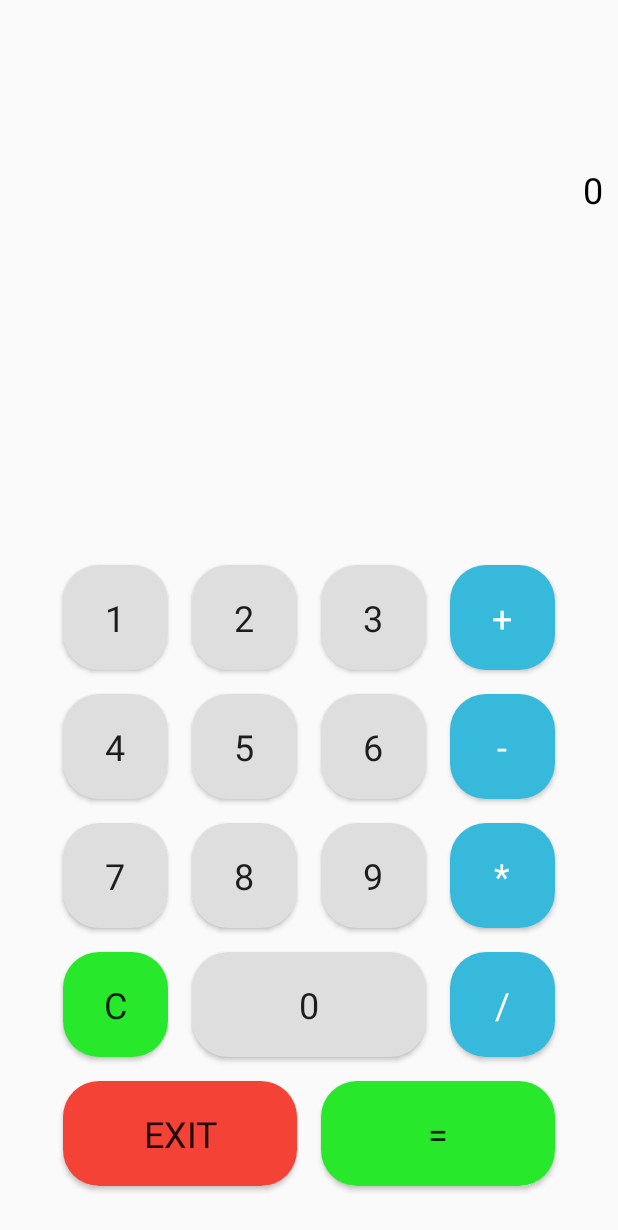
After one commit to syamil09/my_profile_app, an Android app: the CalculatorActivity screen opened directly, with no data from a screen before it, on a phone screen of 412 x 824 dp. The commit adds this screen. Shown: the top 1230 px of the screen. Run offline under Robolectric (Android 15) with nearby library versions, the phone set to English and light mode, and no system bars; our stand-ins replace data binding.

Commit message:
add calculator

```diff
--- a/app/build.gradle
+++ b/app/build.gradle
@@ -3,6 +3,7 @@ apply plugin: 'com.android.application'
 android {
     compileSdkVersion 30
     buildToolsVersion "30.0.1"
+    dataBinding.enabled = true
 
     defaultConfig {
         applicationId "com.example.tugaspb"
--- /dev/null
+++ b/app/src/main/java/com/example/tugaspb/CalculatorActivity.java
@@ -0,0 +1,243 @@
+package com.example.tugaspb;
+
+import androidx.appcompat.app.AppCompatActivity;
+
+import android.content.Intent;
+import android.os.Bundle;
+import android.view.View;
+import android.widget.Button;
+import android.widget.EditText;
+import android.widget.TextView;
+
+import com.example.tugaspb.databinding.ActivityCalculatorBindingImpl;
+
+import java.text.DecimalFormat;
+
+public class CalculatorActivity extends AppCompatActivity {
+
+    private String display = "0";
+    private double valueOne = Double.NaN;
+    private double valueTwo;
+    private char currentAction = '\0';
+
+    private DecimalFormat df;
+
+    private Button btn1, btn2, btn3, btn4, btn5, btn6, btn7, btn8, btn9, btn0,
+                    btnClear, btnAdd, btnSubtract, btnMultiply, btnDivide,
+                    btnEqual, btnExit;
+    private EditText etDisplay;
+    private TextView txtAction;
+
+    @Override
+    protected void onCreate(Bundle savedInstanceState) {
+        super.onCreate(savedInstanceState);
+        setContentView(R.layout.activity_calculator);
+        df = new DecimalFormat("#.##########");
+        init();
+        concate(display);
+        clickNum();
+        clickAction();
+
+        btnClear.setOnClickListener(new View.OnClickListener() {
+            @Override
+            public void onClick(View view) {
+                clear();
+            }
+        });
+        btnExit.setOnClickListener(new View.OnClickListener() {
+            @Override
+            public void onClick(View view) {
+                Intent i = new Intent(CalculatorActivity.this, ProfileActivity.class);
+                startActivity(i);
+            }
+        });
+
+    }
+
+    public void init() {
+        btn0 = (Button)findViewById(R.id.btn_0);
+        btn1 = (Button)findViewById(R.id.btn_1);
+        btn2 = (Button)findViewById(R.id.btn_2);
+        btn3 = (Button)findViewById(R.id.btn_3);
+        btn4 = (Button)findViewById(R.id.btn_4);
+        btn5 = (Button)findViewById(R.id.btn_5);
+        btn6 = (Button)findViewById(R.id.btn_6);
+        btn7 = (Button)findViewById(R.id.btn_7);
+        btn8 = (Button)findViewById(R.id.btn_8);
+        btn9 = (Button)findViewById(R.id.btn_9);
+
+        btnAdd = (Button)findViewById(R.id.btnAdd);
+        btnSubtract = (Button)findViewById(R.id.btnSubtract);
+        btnMultiply = (Button)findViewById(R.id.btnMultiply);
+        btnDivide = (Button)findViewById(R.id.btnDivide);
+        btnEqual = (Button)findViewById(R.id.btnEqual);
+        btnExit = (Button)findViewById(R.id.btnExit);
+        btnClear = (Button)findViewById(R.id.btnClear);
+
+        etDisplay = (EditText)findViewById(R.id.etDisplay);
+        txtAction = (TextView)findViewById(R.id.txtAction);
+    }
+
+    public void concate(String num) {
+        String etDis = (etDisplay.getText().toString()).replace(',', '.');
+//        if (currentAction != '\0') {
+//            try {
+//                if (valueOne == Double.parseDouble(etDis))
+//                    display = num;
+//            } catch (Exception e) {}
+//        } else if (display.equals("0"))
+//            display = num;
+//         else
+//            display += num;
+        display = display.equals("0") ? num : display+num;
+
+        etDisplay.setText(display);
+    }
+
+    public void clickNum() {
+        btn0.setOnClickListener(new View.OnClickListener() {
+            @Override
+            public void onClick(View view) {
+               concate("0");
+            }
+        });
+        btn1.setOnClickListener(new View.OnClickListener() {
+            @Override
+            public void onClick(View view) {
+                concate("1");
+            }
+        });
+        btn2.setOnClickListener(new View.OnClickListener() {
+            @Override
+            public void onClick(View view) {
+                concate("2");
+            }
+        });
+        btn3.setOnClickListener(new View.OnClickListener() {
+            @Override
+            public void onClick(View view) {
+                concate("3");
+            }
+        });
+        btn4.setOnClickListener(new View.OnClickListener() {
+            @Override
+            public void onClick(View view) {
+                concate("4");
+            }
+        });
+        btn5.setOnClickListener(new View.OnClickListener() {
+            @Override
+            public void onClick(View view) {
+                concate("5");
+            }
+        });
+        btn6.setOnClickListener(new View.OnClickListener() {
+            @Override
+            public void onClick(View view) {
+                concate("6");
+            }
+        });
+        btn7.setOnClickListener(new View.OnClickListener() {
+            @Override
+            public void onClick(View view) {
+                concate("7");
+            }
+        });
+        btn8.setOnClickListener(new View.OnClickListener() {
+            @Override
+            public void onClick(View view) {
+                concate("8");
+            }
+        });
+        btn9.setOnClickListener(new View.OnClickListener() {
+            @Override
+            public void onClick(View view) {
+                concate("9");
+            }
+        });
+    }
+
+    public void clickAction() {
+        btnAdd.setOnClickListener(new View.OnClickListener() {
+            @Override
+            public void onClick(View view) {
+                currentAction = '+';
+                computeCalculation(currentAction, etDisplay.getText().toString());
+            }
+        });
+        btnSubtract.setOnClickListener(new View.OnClickListener() {
+            @Override
+            public void onClick(View view) {
+                currentAction = '-';
+                computeCalculation(currentAction, etDisplay.getText().toString());
+            }
+        });
+        btnMultiply.setOnClickListener(new View.OnClickListener() {
+            @Override
+            public void onClick(View view) {
+                currentAction = '*';
+                computeCalculation(currentAction, etDisplay.getText().toString());
+            }
+        });
+        btnDivide.setOnClickListener(new View.OnClickListener() {
+            @Override
+            public void onClick(View view) {
+                currentAction = '/';
+                computeCalculation(currentAction, etDisplay.getText().toString());
+            }
+        });
+        btnEqual.setOnClickListener(new View.OnClickListener() {
+            @Override
+            public void onClick(View view) {
+                result();
+            }
+        });
+    }
+
+    public void clear() {
+        if (display.length() > 1) {
+            CharSequence currentText = etDisplay.getText();
+            display = String.valueOf(currentText.subSequence(0, currentText.length()-1));
+            etDisplay.setText(currentText.subSequence(0, currentText.length()-1));
+        } else {
+            valueOne = Double.NaN;
+            valueTwo = Double.NaN;
+            display = "0";
+            etDisplay.setText("0");
+            txtAction.setText("");
+        }
+    }
+
+    public void computeCalculation(char action, String value) {
+        if (!value.isEmpty() && action != '\0') {
+            value = value.replace(',', '.');
+            // if valueOne is exists just change the action
+            valueOne = Double.isNaN(valueOne) ? Double.parseDouble(value) : valueOne;
+            display = "";
+            txtAction.setText(df.format(valueOne)+String.valueOf(action));
+            etDisplay.setText("0");
+        }
+    }
+
+    public void result() {
+        valueTwo = Double.parseDouble(etDisplay.getText().toString());
+        if (currentAction != '\0') {
+            switch (currentAction) {
+                case '+' :
+                    valueOne = this.valueOne + valueTwo;break;
+                case '-' :
+                    valueOne = this.valueOne - valueTwo;break;
+                case '*' :
+                    valueOne = this.valueOne * valueTwo;break;
+                case '/' :
+                    valueOne = this.valueOne / valueTwo;break;
+            }
+            etDisplay.setText(df.format(valueOne));
+            txtAction.setText("");
+            currentAction = '\0';
+            valueOne = Double.NaN;
+            display = "";
+        }
+
+    }
+}
--- a/app/src/main/java/com/example/tugaspb/ProfileActivity.java
+++ b/app/src/main/java/com/example/tugaspb/ProfileActivity.java
@@ -11,7 +11,7 @@ import android.widget.Button;
 
 public class ProfileActivity extends AppCompatActivity {
 
-    private Button btnClose, btnQuiz;
+    private Button btnClose, btnQuiz, btnCalculator;
 
     @Override
     protected void onCreate(Bundle savedInstanceState) {
@@ -20,6 +20,8 @@ public class ProfileActivity extends AppCompatActivity {
 
         btnClose = (Button) findViewById(R.id.btn_close);
         btnQuiz = (Button) findViewById(R.id.btn_quiz);
+        btnCalculator = (Button) findViewById(R.id.btn_calculator);
+
         btnClose.setOnClickListener(new View.OnClickListener() {
             public void onClick(View view) {
                 showDialog();
@@ -30,6 +32,13 @@ public class ProfileActivity extends AppCompatActivity {
             @Override
             public void onClick(View view) {
                 startActivity(new Intent(ProfileActivity.this, LoginActivity.class));
+            }
+        });
+
+        btnCalculator.setOnClickListener(new View.OnClickListener() {
+            @Override
+            public void onClick(View view) {
+                startActivity(new Intent(ProfileActivity.this, CalculatorActivity.class));
             }
         });
     }
--- a/app/src/main/res/drawable/btn_rounded.xml
+++ b/app/src/main/res/drawable/btn_rounded.xml
@@ -3,8 +3,8 @@
     xmlns:android="http://schemas.android.com/apk/res/android"
     android:shape="rectangle">
     <solid android:color="@color/colorPrimary"></solid>
-    <corners android:bottomRightRadius="32dp"
-        android:bottomLeftRadius="32dp"
-        android:topRightRadius="32dp"
-        android:topLeftRadius="32dp"></corners>
+    <corners android:bottomRightRadius="24dp"
+        android:bottomLeftRadius="24dp"
+        android:topRightRadius="24dp"
+        android:topLeftRadius="24dp"></corners>
 </shape>
--- /dev/null
+++ b/app/src/main/res/layout/activity_calculator.xml
@@ -0,0 +1,279 @@
+<?xml version="1.0" encoding="utf-8"?>
+<layout xmlns:android="http://schemas.android.com/apk/res/android"
+    xmlns:app="http://schemas.android.com/apk/res-auto"
+    xmlns:tools="http://schemas.android.com/tools">
+    <androidx.constraintlayout.widget.ConstraintLayout android:layout_width="match_parent"
+    android:layout_height="match_parent"
+    tools:context=".CalculatorActivity">
+
+        <androidx.constraintlayout.widget.ConstraintLayout
+            android:layout_width="wrap_content"
+            android:layout_height="450dp"
+            android:layout_marginBottom="16dp"
+            android:clipToPadding="false"
+            android:padding="3mm"
+            app:layout_constraintBottom_toBottomOf="parent"
+            app:layout_constraintEnd_toEndOf="parent"
+            app:layout_constraintStart_toStartOf="parent">
+
+            <Button
+                android:id="@+id/btn_3"
+                android:layout_width="70dp"
+                android:layout_height="70dp"
+                android:layout_marginStart="16dp"
+                android:background="@drawable/btn_rounded"
+                android:backgroundTint="@color/light_grey"
+                android:fontFamily="sans-serif"
+                android:text="3"
+                android:textSize="24sp"
+                app:layout_constraintStart_toEndOf="@+id/btn_2"
+                app:layout_constraintTop_toTopOf="parent" />
+
+            <Button
+                android:id="@+id/btn_2"
+                android:layout_width="70dp"
+                android:layout_height="70dp"
+                android:layout_marginStart="16dp"
+                android:background="@drawable/btn_rounded"
+                android:backgroundTint="@color/light_grey"
+                android:fontFamily="sans-serif"
+                android:text="2"
+                android:textSize="24sp"
+                app:layout_constraintStart_toEndOf="@+id/btn_1"
+                app:layout_constraintTop_toTopOf="parent" />
+
+            <Button
+                android:id="@+id/btn_1"
+                android:layout_width="70dp"
+                android:layout_height="70dp"
+                android:background="@drawable/btn_rounded"
+                android:backgroundTint="@color/light_grey"
+                android:fontFamily="sans-serif"
+                android:text="1"
+                android:textSize="24sp"
+                app:layout_constraintStart_toStartOf="parent"
+                app:layout_constraintTop_toTopOf="parent" />
+
+            <Button
+                android:id="@+id/btn_4"
+                android:layout_width="70dp"
+                android:layout_height="70dp"
+                android:layout_marginTop="16dp"
+                android:background="@drawable/btn_rounded"
+                android:backgroundTint="@color/light_grey"
+                android:fontFamily="sans-serif"
+                android:text="4"
+                android:textSize="24sp"
+                app:layout_constraintStart_toStartOf="parent"
+                app:layout_constraintTop_toBottomOf="@+id/btn_1" />
+
+            <Button
+                android:id="@+id/btnAdd"
+                android:layout_width="70dp"
+                android:layout_height="70dp"
+                android:layout_marginStart="16dp"
+                android:background="@drawable/btn_rounded"
+                android:fontFamily="sans-serif"
+                android:text="+"
+                android:textColor="@color/white"
+                android:textSize="24sp"
+                app:layout_constraintStart_toEndOf="@+id/btn_3"
+                app:layout_constraintTop_toTopOf="parent" />
+
+            <Button
+                android:id="@+id/btn_5"
+                android:layout_width="70dp"
+                android:layout_height="70dp"
+                android:layout_marginStart="16dp"
+                android:layout_marginTop="16dp"
+                android:background="@drawable/btn_rounded"
+                android:backgroundTint="@color/light_grey"
+                android:fontFamily="sans-serif"
+                android:text="5"
+                android:textSize="24sp"
+                app:layout_constraintStart_toEndOf="@+id/btn_4"
+                app:layout_constraintTop_toBottomOf="@+id/btn_2" />
+
+            <Button
+                android:id="@+id/btn_6"
+                android:layout_width="70dp"
+                android:layout_height="70dp"
+                android:layout_marginStart="16dp"
+                android:layout_marginTop="16dp"
+                android:background="@drawable/btn_rounded"
+                android:backgroundTint="@color/light_grey"
+                android:fontFamily="sans-serif"
+                android:text="6"
+                android:textSize="24sp"
+                app:layout_constraintStart_toEndOf="@+id/btn_5"
+                app:layout_constraintTop_toBottomOf="@+id/btn_3" />
+
+            <Button
+                android:id="@+id/btnSubtract"
+                android:layout_width="70dp"
+                android:layout_height="70dp"
+                android:layout_marginStart="16dp"
+                android:layout_marginTop="16dp"
+                android:background="@drawable/btn_rounded"
+                android:fontFamily="sans-serif"
+                android:text="-"
+                android:textColor="@color/white"
+                android:textSize="24sp"
+                app:layout_constraintStart_toEndOf="@+id/btn_6"
+                app:layout_constraintTop_toBottomOf="@+id/btnAdd" />
+
+            <Button
+                android:id="@+id/btn_7"
+                android:layout_width="70dp"
+                android:layout_height="70dp"
+                android:layout_marginTop="16dp"
+                android:background="@drawable/btn_rounded"
+                android:backgroundTint="@color/light_grey"
+                android:fontFamily="sans-serif"
+                android:text="7"
+                android:textSize="24sp"
+                app:layout_constraintStart_toStartOf="parent"
+                app:layout_constraintTop_toBottomOf="@+id/btn_4" />
+
+            <Button
+                android:id="@+id/btnClear"
+                android:layout_width="70dp"
+                android:layout_height="70dp"
+                android:layout_marginTop="16dp"
+                android:background="@drawable/btn_rounded"
+                android:backgroundTint="@color/green"
+                android:fontFamily="sans-serif"
+                android:text="C"
+                android:textSize="24sp"
+                app:layout_constraintStart_toStartOf="parent"
+                app:layout_constraintTop_toBottomOf="@+id/btn_7" />
+
+            <Button
+                android:id="@+id/btnExit"
+                android:layout_width="156dp"
+                android:layout_height="70dp"
+                android:layout_marginTop="16dp"
+                android:background="@drawable/btn_rounded"
+                android:backgroundTint="@color/red"
+                android:fontFamily="sans-serif"
+                android:text="EXIT"
+                android:textSize="24sp"
+                app:layout_constraintStart_toStartOf="parent"
+                app:layout_constraintTop_toBottomOf="@+id/btnClear" />
+
+            <Button
+                android:id="@+id/btn_0"
+                android:layout_width="156dp"
+                android:layout_height="70dp"
+                android:layout_marginStart="16dp"
+                android:layout_marginTop="16dp"
+                android:background="@drawable/btn_rounded"
+                android:backgroundTint="@color/light_grey"
+                android:fontFamily="sans-serif"
+                android:text="0"
+                android:textSize="24sp"
+                app:layout_constraintStart_toEndOf="@+id/btnClear"
+                app:layout_constraintTop_toBottomOf="@+id/btn_8" />
+
+            <Button
+                android:id="@+id/btnEqual"
+                android:layout_width="156dp"
+                android:layout_height="70dp"
+                android:layout_marginStart="16dp"
+                android:layout_marginTop="16dp"
+                android:background="@drawable/btn_rounded"
+                android:backgroundTint="@color/green"
+                android:fontFamily="sans-serif"
+                android:text="="
+                android:textSize="24sp"
+                app:layout_constraintStart_toEndOf="@+id/btnExit"
+                app:layout_constraintTop_toBottomOf="@+id/btn_0" />
+
+            <Button
+                android:id="@+id/btnDivide"
+                android:layout_width="70dp"
+                android:layout_height="70dp"
+                android:layout_marginStart="16dp"
+                android:layout_marginTop="16dp"
+                android:background="@drawable/btn_rounded"
+                android:fontFamily="sans-serif"
+                android:text="/"
+                android:textColor="@color/white"
+                android:textSize="24sp"
+                app:layout_constraintStart_toEndOf="@+id/btn_0"
+                app:layout_constraintTop_toBottomOf="@+id/btnMultiply" />
+
+            <Button
+                android:id="@+id/btn_8"
+                android:layout_width="70dp"
+                android:layout_height="70dp"
+                android:layout_marginStart="16dp"
+                android:layout_marginTop="16dp"
+                android:background="@drawable/btn_rounded"
+                android:backgroundTint="@color/light_grey"
+                android:fontFamily="sans-serif"
+                android:text="8"
+                android:textSize="24sp"
+                app:layout_constraintStart_toEndOf="@+id/btn_7"
+                app:layout_constraintTop_toBottomOf="@+id/btn_5" />
+
+            <Button
+                android:id="@+id/btn_9"
+                android:layout_width="70dp"
+                android:layout_height="70dp"
+                android:layout_marginStart="16dp"
+                android:layout_marginTop="16dp"
+                android:background="@drawable/btn_rounded"
+                android:backgroundTint="@color/light_grey"
+                android:fontFamily="sans-serif"
+                android:text="9"
+                android:textSize="24sp"
+                app:layout_constraintStart_toEndOf="@+id/btn_8"
+                app:layout_constraintTop_toBottomOf="@+id/btn_6" />
+
+            <Button
+                android:id="@+id/btnMultiply"
+                android:layout_width="70dp"
+                android:layout_height="70dp"
+                android:layout_marginStart="16dp"
+                android:layout_marginTop="16dp"
+                android:background="@drawable/btn_rounded"
+                android:fontFamily="sans-serif"
+                android:text="*"
+                android:textColor="@color/white"
+                android:textSize="24sp"
+                app:layout_constraintStart_toEndOf="@+id/btn_9"
+                app:layout_constraintTop_toBottomOf="@+id/btnSubtract" />
+
+        </androidx.constraintlayout.widget.ConstraintLayout>
+
+        <EditText
+            android:id="@+id/etDisplay"
+            android:layout_width="0dp"
+            android:layout_height="wrap_content"
+            android:layout_marginTop="100dp"
+            android:background="@null"
+            android:ems="10"
+            android:enabled="false"
+            android:gravity="right"
+            android:inputType="textPersonName"
+            android:maxLines="1"
+            android:padding="10dp"
+            android:textColor="@color/black"
+            android:textSize="24sp"
+            app:layout_constraintEnd_toEndOf="parent"
+            app:layout_constraintStart_toStartOf="parent"
+            app:layout_constraintTop_toTopOf="parent" />
+
+        <TextView
+            android:id="@+id/txtAction"
+            android:layout_width="wrap_content"
+            android:layout_height="wrap_content"
+            android:layout_marginStart="8dp"
+            android:layout_marginBottom="8dp"
+            android:textSize="20sp"
+            app:layout_constraintBottom_toTopOf="@+id/etDisplay"
+            app:layout_constraintStart_toStartOf="parent" />
+
+    </androidx.constraintlayout.widget.ConstraintLayout>
+</layout>
--- a/app/src/main/res/layout/activity_profile.xml
+++ b/app/src/main/res/layout/activity_profile.xml
@@ -422,7 +422,15 @@
                 android:gravity="center_horizontal"
                 android:layout_marginBottom="20dp"
                 android:orientation="vertical">
-
+                <Button
+                    android:id="@+id/btn_calculator"
+                    android:layout_width="200dp"
+                    android:backgroundTint="@color/orange"
+                    android:layout_height="wrap_content"
+                    android:text="Callculator"
+                    android:background="@drawable/btn_rounded"
+                    android:layout_marginBottom="20dp"
+                    android:textColor="@color/black"/>
                 <Button
                     android:id="@+id/btn_quiz"
                     android:layout_width="200dp"
--- a/app/src/main/res/values/colors.xml
+++ b/app/src/main/res/values/colors.xml
@@ -9,5 +9,7 @@
     <color name="light_grey">#DFDEDE</color>
     <color name="black">#000000</color>
     <color name="green">#28E82B</color>
+    <color name="green_transparent">#7F28E82B</color>
     <color name="red">#F44336</color>
+    <color name="orange">#FF9E0F</color>
 </resources>
```
Also changed, not shown: app/src/main/AndroidManifest.xml (+10 -3 lines), app/src/main/res/drawable/jj.jpg (deleted), 8 other files.
